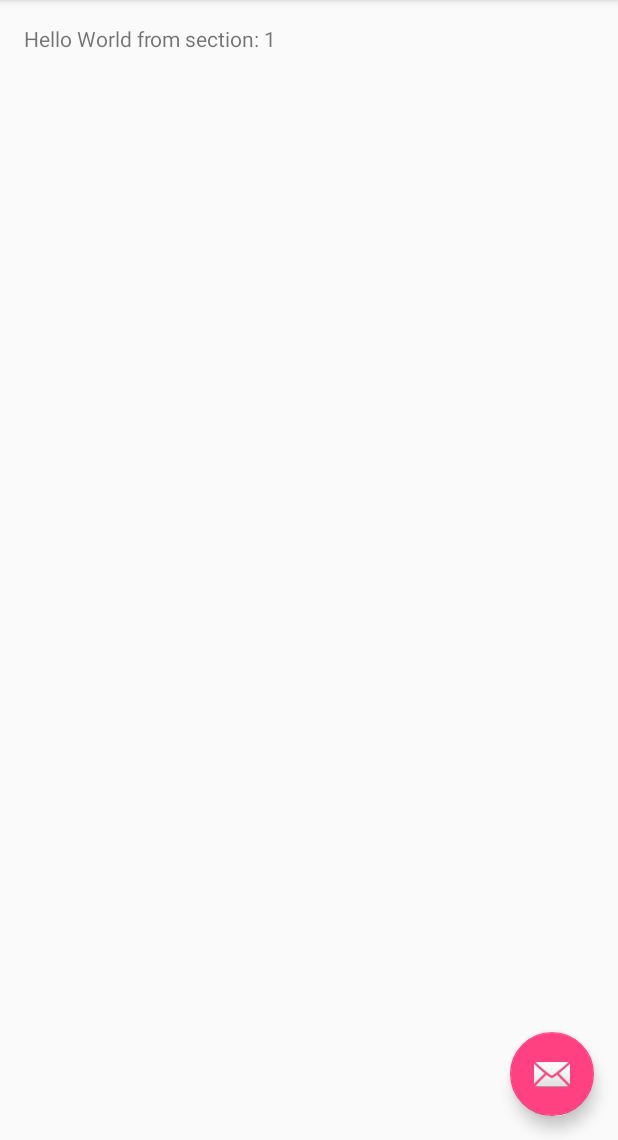
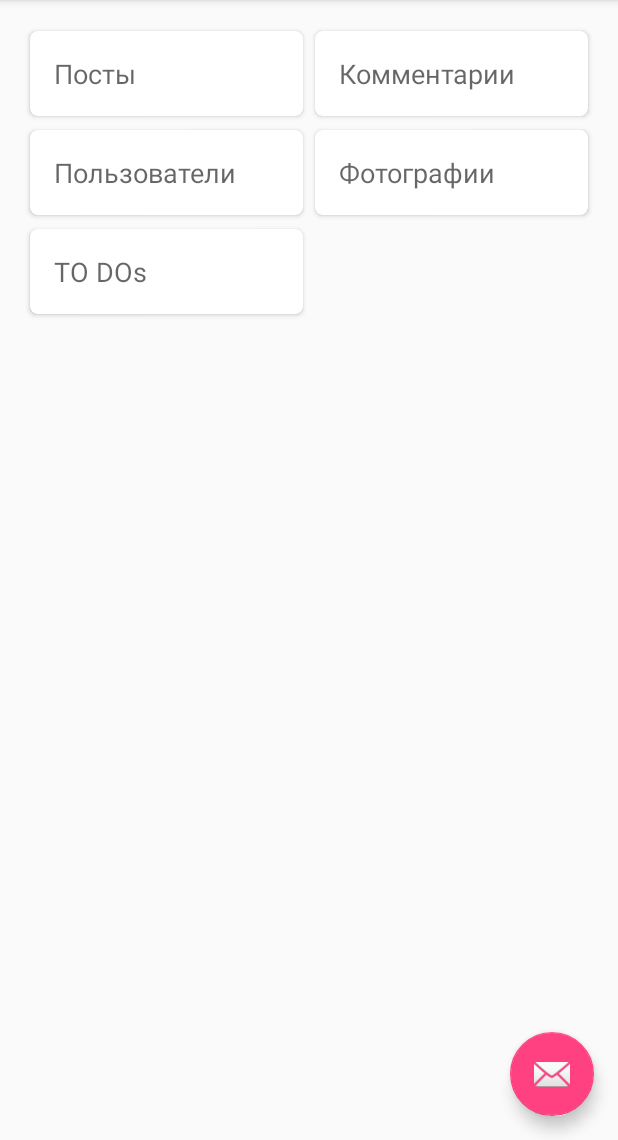
Before and after one commit to aliveNow/JSONTest, an Android app: the screen it shows after launch (MainActivity), on a phone screen of 412 x 824 dp, the part 96-1236 px from its top. Run offline under Robolectric (Android 15) with nearby library versions, the phone set to English and light mode, and no system bars.

Commit message:
- отображение простых карточек с названием

```diff
--- a/app/build.gradle
+++ b/app/build.gradle
@@ -20,11 +20,13 @@ android {
 }
 
 dependencies {
-    compile fileTree(dir: 'libs', include: ['*.jar'])
+    compile fileTree(include: ['*.jar'], dir: 'libs')
     androidTestCompile('com.android.support.test.espresso:espresso-core:2.2.2', {
         exclude group: 'com.android.support', module: 'support-annotations'
     })
     compile 'com.android.support:appcompat-v7:25.0.0'
     compile 'com.android.support:design:25.0.0'
+    compile 'com.android.support:support-v4:25.0.0'
     testCompile 'junit:junit:4.12'
+    compile 'com.android.support:cardview-v7:25.0.0'
 }
--- a/app/src/main/java/ru/skypathway/jsontest/MainActivity.java
+++ b/app/src/main/java/ru/skypathway/jsontest/MainActivity.java
@@ -1,24 +1,28 @@
 package ru.skypathway.jsontest;
 
+import android.net.Uri;
+import android.os.Bundle;
 import android.support.design.widget.FloatingActionButton;
 import android.support.design.widget.Snackbar;
-import android.support.v7.app.AppCompatActivity;
-import android.support.v7.widget.Toolbar;
-
 import android.support.v4.app.Fragment;
 import android.support.v4.app.FragmentManager;
 import android.support.v4.app.FragmentPagerAdapter;
 import android.support.v4.view.ViewPager;
-import android.os.Bundle;
+import android.support.v7.app.AppCompatActivity;
+import android.support.v7.widget.Toolbar;
 import android.view.LayoutInflater;
 import android.view.Menu;
 import android.view.MenuItem;
 import android.view.View;
 import android.view.ViewGroup;
-
 import android.widget.TextView;
 
-public class MainActivity extends AppCompatActivity {
+/**
+ * Created by samsmariya on 10.10.17.
+ */
+
+public class MainActivity extends AppCompatActivity
+        implements MainFragment.OnFragmentInteractionListener {
 
     /**
      * The {@link android.support.v4.view.PagerAdapter} that will provide
@@ -85,6 +89,11 @@ public class MainActivity extends AppCompatActivity {
         return super.onOptionsItemSelected(item);
     }
 
+    @Override
+    public void onFragmentInteraction(Uri uri) {
+
+    }
+
     /**
      * A placeholder fragment containing a simple view.
      */
@@ -113,7 +122,7 @@ public class MainActivity extends AppCompatActivity {
         @Override
         public View onCreateView(LayoutInflater inflater, ViewGroup container,
                                  Bundle savedInstanceState) {
-            View rootView = inflater.inflate(R.layout.fragment_main, container, false);
+            View rootView = inflater.inflate(R.layout.fragment_main_placeholder, container, false);
             TextView textView = (TextView) rootView.findViewById(R.id.section_label);
             textView.setText(getString(R.string.section_format, getArguments().getInt(ARG_SECTION_NUMBER)));
             return rootView;
@@ -132,8 +141,9 @@ public class MainActivity extends AppCompatActivity {
 
         @Override
         public Fragment getItem(int position) {
-            // getItem is called to instantiate the fragment for the given page.
-            // Return a PlaceholderFragment (defined as a static inner class below).
+            if (position == 0) {
+                return MainFragment.newInstance();
+            }
             return PlaceholderFragment.newInstance(position + 1);
         }
 
--- /dev/null
+++ b/app/src/main/java/ru/skypathway/jsontest/MainFragment.java
@@ -0,0 +1,103 @@
+package ru.skypathway.jsontest;
+
+import android.content.Context;
+import android.net.Uri;
+import android.os.Bundle;
+import android.support.annotation.Nullable;
+import android.support.v4.app.Fragment;
+import android.support.v7.widget.RecyclerView;
+import android.view.LayoutInflater;
+import android.view.View;
+import android.view.ViewGroup;
+
+import java.util.ArrayList;
+import java.util.List;
+
+import ru.skypathway.jsontest.data.adapters.MainCardsAdapter;
+import ru.skypathway.jsontest.data.adapters.MainCardsAdapter.CardItem;
+import ru.skypathway.jsontest.utils.Constants;
+
+
+/**
+ * Created by samsmariya on 10.10.17.
+ *
+ * A simple {@link Fragment} subclass.
+ * Activities that contain this fragment must implement the
+ * {@link MainFragment.OnFragmentInteractionListener} interface
+ * to handle interaction events.
+ * Use the {@link MainFragment} factory method to
+ * create an instance of this fragment.
+ */
+public class MainFragment extends Fragment {
+
+    private OnFragmentInteractionListener mListener;
+    private RecyclerView mRecyclerView;
+
+    public MainFragment() {}
+
+    public static MainFragment newInstance() {
+        MainFragment fragment = new MainFragment();
+        return fragment;
+    }
+
+    @Override
+    public void onCreate(Bundle savedInstanceState) {
+        super.onCreate(savedInstanceState);
+    }
+
+    @Override
+    public View onCreateView(LayoutInflater inflater, ViewGroup container,
+                             Bundle savedInstanceState) {
+        View view = inflater.inflate(R.layout.fragment_main, container, false);
+        mRecyclerView = (RecyclerView) view.findViewById(R.id.recycler_view);
+        return view;
+    }
+
+    @Override
+    public void onActivityCreated(@Nullable Bundle savedInstanceState) {
+        super.onActivityCreated(savedInstanceState);
+        MainCardsAdapter cardsAdapter = new MainCardsAdapter(getCardItems());
+        mRecyclerView.setAdapter(cardsAdapter);
+    }
+
+    @Override
+    public void onAttach(Context context) {
+        super.onAttach(context);
+        if (context instanceof OnFragmentInteractionListener) {
+            mListener = (OnFragmentInteractionListener) context;
+        } else {
+            throw new RuntimeException(context.toString()
+                    + " must implement OnFragmentInteractionListener");
+        }
+    }
+
+    @Override
+    public void onDetach() {
+        super.onDetach();
+        mListener = null;
+    }
+
+    public List<CardItem> getCardItems() {
+        // TODO: 10.10.17 расположить в xml?
+        List<CardItem> cardItems = new ArrayList<>();
+        cardItems.add(new CardItem(Constants.POSTS, R.string.title_item_posts));
+        cardItems.add(new CardItem(Constants.COMMENTS, R.string.title_item_comments));
+        cardItems.add(new CardItem(Constants.USERS, R.string.title_item_users));
+        cardItems.add(new CardItem(Constants.PHOTOS, R.string.title_item_photos));
+        cardItems.add(new CardItem(Constants.TODOS, R.string.title_item_todos));
+        return cardItems;
+    }
+
+    /**
+     * This interface must be implemented by activities that contain this
+     * fragment to allow an interaction in this fragment to be communicated
+     * to the activity and potentially other fragments contained in that
+     * activity.
+     */
+    public interface OnFragmentInteractionListener {
+        // TODO: Update argument type and name
+        void onFragmentInteraction(Uri uri);
+    }
+
+
+}
--- /dev/null
+++ b/app/src/main/java/ru/skypathway/jsontest/data/adapters/MainCardsAdapter.java
@@ -0,0 +1,78 @@
+package ru.skypathway.jsontest.data.adapters;
+
+import android.support.annotation.NonNull;
+import android.support.annotation.StringRes;
+import android.support.v7.widget.CardView;
+import android.support.v7.widget.RecyclerView;
+import android.view.LayoutInflater;
+import android.view.View;
+import android.view.ViewGroup;
+import android.widget.TextView;
+
+import java.util.List;
+
+import ru.skypathway.jsontest.R;
+
+/**
+ * Created by samsmariya on 10.10.17.
+ */
+
+public class MainCardsAdapter extends RecyclerView.Adapter<MainCardsAdapter.ViewHolder> {
+    protected List<CardItem> mItems;
+
+    public MainCardsAdapter(List<CardItem> items) {
+        mItems = items;
+    }
+
+    @Override
+    public ViewHolder onCreateViewHolder(ViewGroup parent, int viewType) {
+        View view = LayoutInflater.from(parent.getContext())
+                .inflate(R.layout.item_main_card, parent, false);
+        return new ViewHolder(view);
+    }
+
+    @Override
+    public void onBindViewHolder(ViewHolder holder, int position) {
+        CardItem cardItem = getItem(position);
+        holder.textTitle.setText(cardItem.titleId);
+    }
+
+    @Override
+    public int getItemCount() {
+        return (mItems == null) ? 0 : mItems.size();
+    }
+
+    public CardItem getItem(int position) {
+        return (mItems == null) ? null : mItems.get(position);
+    }
+
+    public List<CardItem> getItems() {
+        return mItems;
+    }
+
+    public void setItems(List<CardItem> items) {
+        this.mItems = items;
+        notifyDataSetChanged();
+    }
+
+    public class ViewHolder extends RecyclerView.ViewHolder {
+        CardView cardView;
+        TextView textTitle;
+
+        public ViewHolder(View itemView) {
+            super(itemView);
+            cardView = (CardView) itemView.findViewById(R.id.card_view);
+            textTitle = (TextView) itemView.findViewById(R.id.text_title);
+        }
+    }
+
+    public static class CardItem {
+        public final String value;
+        public final int titleId;
+
+        public CardItem(@NonNull String value, @StringRes int titleId) {
+            this.titleId = titleId;
+            this.value = value;
+        }
+    }
+}
--- a/app/src/main/res/layout/fragment_main.xml
+++ b/app/src/main/res/layout/fragment_main.xml
@@ -1,16 +1,20 @@
-<RelativeLayout xmlns:android="http://schemas.android.com/apk/res/android"
+<FrameLayout xmlns:android="http://schemas.android.com/apk/res/android"
     xmlns:tools="http://schemas.android.com/tools"
     android:layout_width="match_parent"
     android:layout_height="match_parent"
-    android:paddingBottom="@dimen/activity_vertical_margin"
-    android:paddingLeft="@dimen/activity_horizontal_margin"
-    android:paddingRight="@dimen/activity_horizontal_margin"
-    android:paddingTop="@dimen/activity_vertical_margin"
-    tools:context="ru.skypathway.jsontest.MainActivity$PlaceholderFragment">
+    xmlns:app="http://schemas.android.com/apk/res-auto"
+    tools:context="ru.skypathway.jsontest.MainFragment">
 
-    <TextView
-        android:id="@+id/section_label"
-        android:layout_width="wrap_content"
-        android:layout_height="wrap_content" />
+    <android.support.v7.widget.RecyclerView
+        android:id="@+id/recycler_view"
+        android:layout_width="match_parent"
+        android:layout_height="match_parent"
+        app:layoutManager="android.support.v7.widget.StaggeredGridLayoutManager"
+        android:orientation="vertical"
+        app:spanCount="@integer/span_count_main_recycler_view"
+        android:padding="@dimen/padding_normal"
+        android:clipToPadding="false"
+        android:scrollbars="vertical"
+        />
 
-</RelativeLayout>
+</FrameLayout>
--- /dev/null
+++ b/app/src/main/res/layout/item_main_card.xml
@@ -0,0 +1,20 @@
+<?xml version="1.0" encoding="utf-8"?>
+
+
+    <android.support.v7.widget.CardView xmlns:android="http://schemas.android.com/apk/res/android"
+        xmlns:app="http://schemas.android.com/apk/res-auto"
+        android:id="@+id/card_view"
+        android:layout_width="match_parent"
+        android:layout_height="wrap_content"
+        android:foreground="?android:attr/selectableItemBackground"
+        app:cardCornerRadius="@dimen/corner_radius_card"
+        app:cardUseCompatPadding="true"
+        app:contentPadding="@dimen/padding_normal">
+
+        <TextView
+            android:id="@+id/text_title"
+            android:layout_width="match_parent"
+            android:layout_height="wrap_content"
+            android:textAppearance="?android:textAppearanceMedium"/>
+
+    </android.support.v7.widget.CardView>
--- /dev/null
+++ b/app/src/main/res/values-land/integer.xml
@@ -0,0 +1,4 @@
+<?xml version="1.0" encoding="utf-8"?>
+<resources>
+    <integer name="span_count_main_recycler_view">3</integer>
+</resources>
--- a/app/src/main/res/values-w820dp/dimens.xml
+++ /dev/null
@@ -1,6 +0,0 @@
-<resources>
-    <!-- Example customization of dimensions originally defined in res/values/dimens.xml
-         (such as screen margins) for screens with more than 820dp of available width. This
-         would include 7" and 10" devices in landscape (~960dp and ~1280dp respectively). -->
-    <dimen name="activity_horizontal_margin">64dp</dimen>
-</resources>
--- a/app/src/main/res/values/dimens.xml
+++ b/app/src/main/res/values/dimens.xml
@@ -4,4 +4,7 @@
     <dimen name="activity_vertical_margin">16dp</dimen>
     <dimen name="fab_margin">16dp</dimen>
     <dimen name="appbar_padding_top">8dp</dimen>
+    <dimen name="padding_normal">16dp</dimen>
+    <dimen name="padding_half_normal">8dp</dimen>
+    <dimen name="corner_radius_card">5dp</dimen>
 </resources>
--- /dev/null
+++ b/app/src/main/res/values/integers.xml
@@ -0,0 +1,4 @@
+<?xml version="1.0" encoding="utf-8"?>
+<resources>
+    <integer name="span_count_main_recycler_view">2</integer>
+</resources>
--- a/app/src/main/res/values/strings.xml
+++ b/app/src/main/res/values/strings.xml
@@ -2,4 +2,10 @@
     <string name="app_name">JSON Test</string>
     <string name="action_settings">Settings</string>
     <string name="section_format">Hello World from section: %1$d</string>
+    <string name="hello_blank_fragment">Hello blank fragment</string>
+    <string name="title_item_posts">Посты</string>
+    <string name="title_item_comments">Комментарии</string>
+    <string name="title_item_users">Пользователи</string>
+    <string name="title_item_photos">Фотографии</string>
+    <string name="title_item_todos">TO DOs</string>
 </resources>
```
Also changed, not shown: app/src/main/java/ru/skypathway/jsontest/utils/Constants.java (added, +38 -0 lines), app/src/main/res/layout/fragment_main_placeholder.xml (added, +16 -0 lines).
